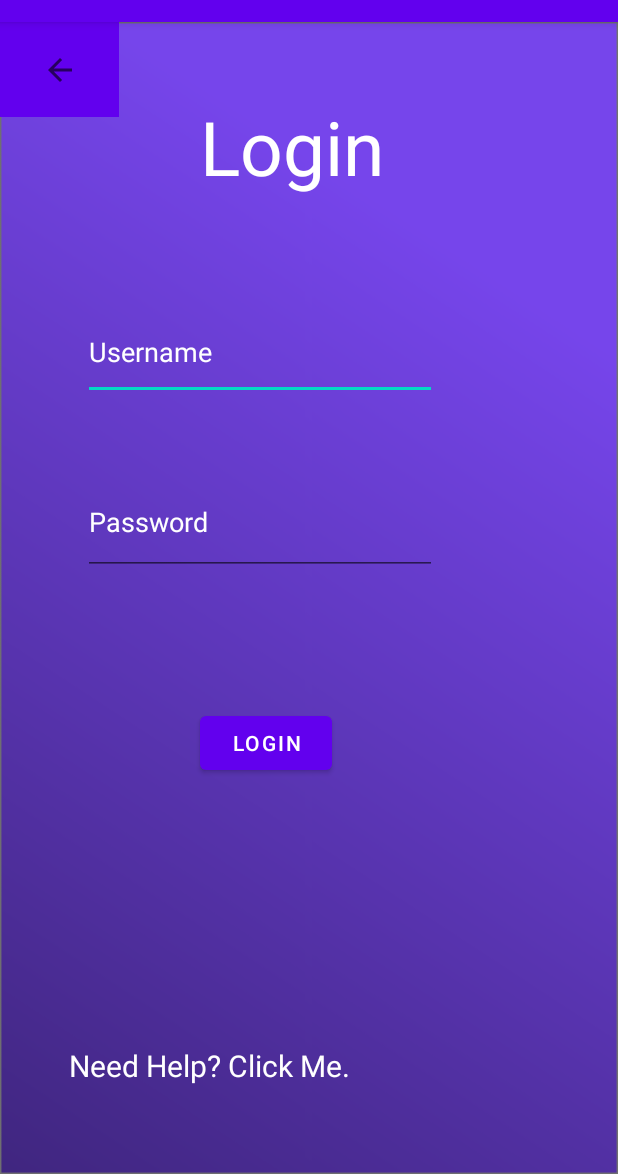
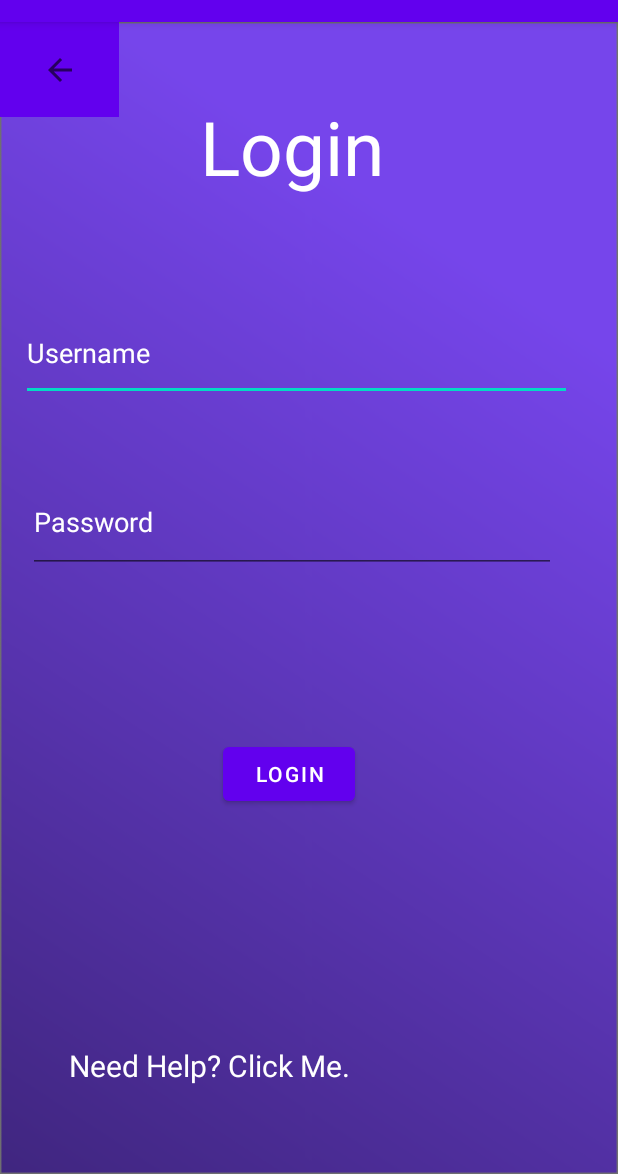
Before and after one commit to AritraBhattacharjee/Project-Application-3rdSem, an Android app: the Login screen opened directly, with no data from a screen before it, on a phone screen of 412 x 824 dp, the part 62-1236 px from its top. Run offline under Robolectric (Android 15) with nearby library versions, the phone set to English and light mode, and no system bars; our stand-ins replace Firebase (no records; nobody signed in at launch, a user with empty details on screens opened directly).

Commit message:
Changed the login.xml design

```diff
--- a/app/src/main/res/layout/activity_login.xml
+++ b/app/src/main/res/layout/activity_login.xml
@@ -26,13 +26,13 @@
 
     <EditText
         android:id="@+id/editTextTextEmailAddress"
-        android:layout_width="236dp"
-        android:layout_height="63dp"
+        android:layout_width="367dp"
+        android:layout_height="64dp"
         android:ems="10"
         android:hint="Username"
         android:inputType="textEmailAddress"
+        android:textColor="@color/white"
         android:textColorHint="@color/white"
-        android:textColor="@color/white"
         app:layout_constraintBottom_toBottomOf="parent"
         app:layout_constraintEnd_toEndOf="parent"
         app:layout_constraintHorizontal_bias="0.313"
@@ -42,13 +42,13 @@
 
     <EditText
         android:id="@+id/editTextTextPassword"
-        android:layout_width="236dp"
-        android:layout_height="70dp"
+        android:layout_width="352dp"
+        android:layout_height="68dp"
         android:ems="10"
         android:hint="Password"
         android:inputType="textPassword"
+        android:textColor="@color/white"
         android:textColorHint="@color/white"
-        android:textColor="@color/white"
         app:layout_constraintBottom_toBottomOf="parent"
         app:layout_constraintEnd_toEndOf="parent"
         app:layout_constraintHorizontal_bias="0.314"
@@ -78,10 +78,10 @@
         android:text="Login"
         app:layout_constraintBottom_toBottomOf="parent"
         app:layout_constraintEnd_toEndOf="parent"
-        app:layout_constraintHorizontal_bias="0.411"
+        app:layout_constraintHorizontal_bias="0.458"
         app:layout_constraintStart_toStartOf="parent"
         app:layout_constraintTop_toBottomOf="@+id/editTextTextPassword"
-        app:layout_constraintVertical_bias="0.223" />
+        app:layout_constraintVertical_bias="0.288" />
 
     <ImageButton
         android:id="@+id/imageButton"
@@ -100,8 +100,9 @@
         android:textSize="20sp"
         app:layout_constraintBottom_toBottomOf="parent"
         app:layout_constraintEnd_toEndOf="parent"
+        app:layout_constraintHorizontal_bias="0.421"
         app:layout_constraintStart_toStartOf="parent"
         app:layout_constraintTop_toTopOf="parent"
-        app:layout_constraintVertical_bias="0.551" />
+        app:layout_constraintVertical_bias="0.567" />
 
 </androidx.constraintlayout.widget.ConstraintLayout>
```
